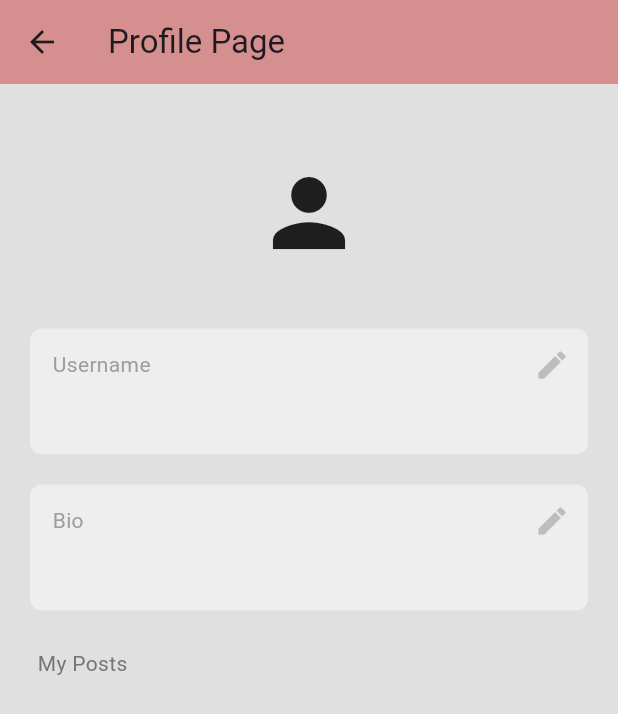
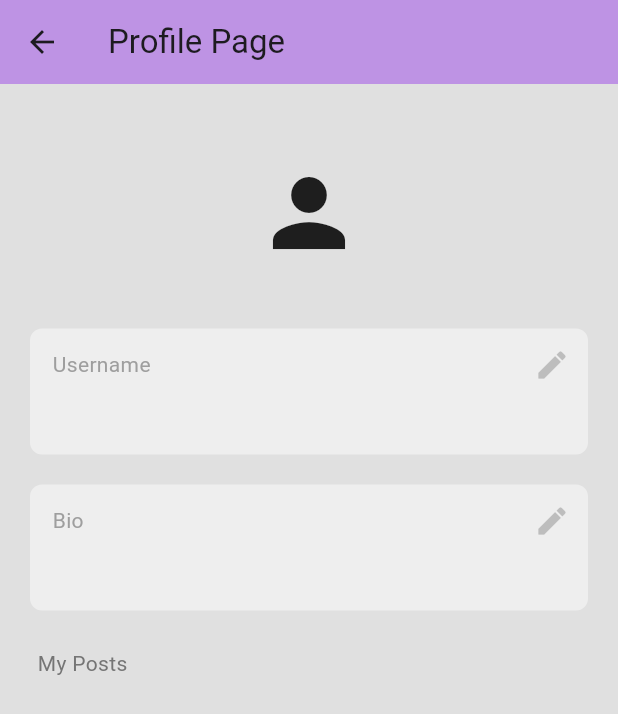
Before and after one commit to alumninetworkapp/Alumni_Net-App, a Flutter app: the ProfilePage screen opened by its route, on a phone screen of 412 x 824 dp. Shown: the top 714 px of the screen. Run offline on Flutter 3.47's test engine with Material 3 defaults, Android fonts, the phone set to English and light mode, and no system bars; our stand-ins replace cloud_firestore, firebase_auth, firebase_core; accounts and stored records are empty.

Commit message:
Empty Commit

```diff
--- a/lib/screens/contact_us.dart
+++ b/lib/screens/contact_us.dart
@@ -5,6 +5,10 @@ class ContactUs extends StatelessWidget {
 
   @override
   Widget build(BuildContext context) {
-    return Scaffold();
+    return Scaffold(
+      appBar: AppBar(
+        title: const Text('Contact Us'),
+      ),
+    );
   }
 }
--- a/lib/screens/profile_screen.dart
+++ b/lib/screens/profile_screen.dart
@@ -82,7 +82,7 @@ class _ProfilePageState extends State<ProfilePage> {
       backgroundColor: Colors.grey[300],
       appBar: AppBar(
         title: const Text("Profile Page"),
-        backgroundColor: const Color.fromARGB(255, 214, 143, 143),
+        backgroundColor: const Color.fromARGB(255, 190, 147, 228),
       ),
       body: StreamBuilder<DocumentSnapshot>(
         stream: FirebaseFirestore.instance
--- a/pubspec.yaml
+++ b/pubspec.yaml
@@ -17,7 +17,7 @@ dependencies:
 dev_dependencies:
   flutter_test:
     sdk: flutter
-  flutter_lints: ^2.0.0
+  flutter_lints: ^3.0.1
 
 flutter:
   uses-material-design: true
```
Also changed, not shown: lib/model/members.dart (added, +8 -0 lines), pubspec.lock.
